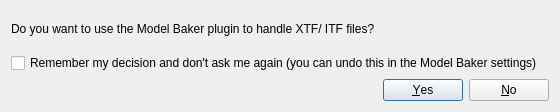
Old version of the form QgisModelBaker/ui/drop_message.ui in the repository opengisch/QgisModelBaker.
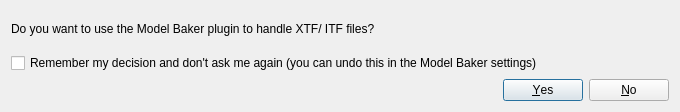
New version of the form.

Commit message: finetune gui and minor typo fixes

```diff
--- a/QgisModelBaker/ui/drop_message.ui
+++ b/QgisModelBaker/ui/drop_message.ui
@@ -6,7 +6,7 @@
    <rect>
     <x>0</x>
     <y>0</y>
-    <width>481</width>
+    <width>680</width>
     <height>112</height>
    </rect>
   </property>
```
Left out of the diff: 2 changed lines with no effect on the pictures. The commit also changes 3 other files.
